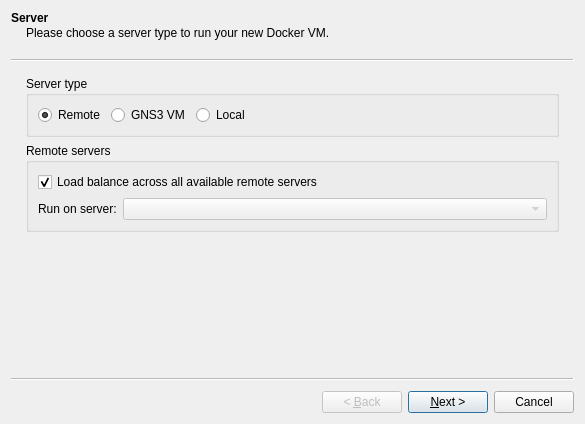
Before: the Qt Designer form gns3/modules/docker/ui/docker_vm_wizard.ui in GNS3/gns3-gui, drawn with Qt 5.
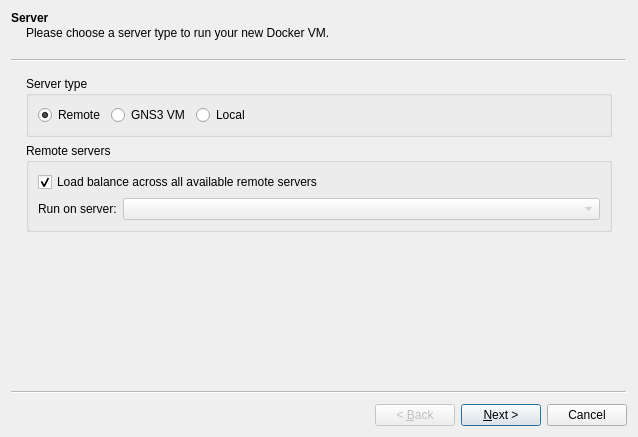
After: the same form once the commit is applied.

Patch:
```diff
--- a/gns3/modules/docker/ui/docker_vm_wizard.ui
+++ b/gns3/modules/docker/ui/docker_vm_wizard.ui
@@ -6,8 +6,8 @@
    <rect>
     <x>0</x>
     <y>0</y>
-    <width>585</width>
-    <height>424</height>
+    <width>638</width>
+    <height>437</height>
    </rect>
   </property>
   <property name="windowTitle">
```
Left out of the diff: 203 changed lines with no effect on the pictures.
